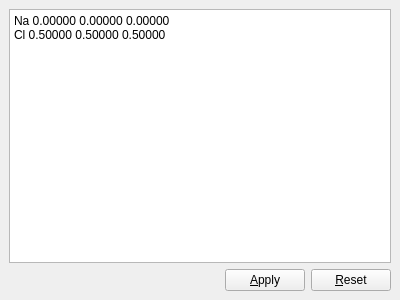
This is libavogadro/src/extensions/crystallography/ui/cecoordinateeditor.ui in cryos/avogadro as Qt 5 draws it before an edit. The edited form follows.
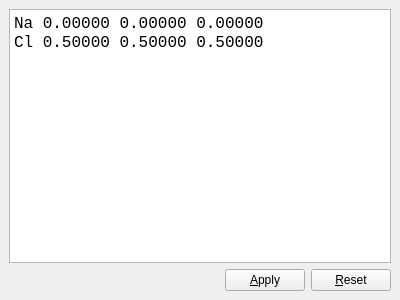
This is the edited form.

Commit message:
Adjust the font and font size on Mac and Windows.
Previous font wasn't monospaced and very unreadable.
Now uses Courier on Mac/Win and Monospace (which is an alias) on Linux.

```diff
--- a/libavogadro/src/extensions/crystallography/ui/cecoordinateeditor.ui
+++ b/libavogadro/src/extensions/crystallography/ui/cecoordinateeditor.ui
@@ -35,6 +35,11 @@
         <height>60</height>
        </size>
       </property>
+      <property name="font">
+       <font>
+        <family>Monospace</family>
+       </font>
+      </property>
       <property name="tabChangesFocus">
        <bool>true</bool>
       </property>
@@ -42,10 +47,9 @@
        <string>&lt;!DOCTYPE HTML PUBLIC &quot;-//W3C//DTD HTML 4.0//EN&quot; &quot;http://www.w3.org/TR/REC-html40/strict.dtd&quot;&gt;
 &lt;html&gt;&lt;head&gt;&lt;meta name=&quot;qrichtext&quot; content=&quot;1&quot; /&gt;&lt;style type=&quot;text/css&quot;&gt;
 p, li { white-space: pre-wrap; }
-&lt;/style&gt;&lt;/head&gt;&lt;body style=&quot; font-family:'Sans Serif'; font-size:9pt; font-weight:400; font-style:normal;&quot;&gt;
-&lt;p style=&quot; margin-top:0px; margin-bottom:0px; margin-left:0px; margin-right:0px; -qt-block-indent:0; text-indent:0px;&quot;&gt;Na 0.00000 0.00000 0.00000&lt;/p&gt;
-&lt;p style=&quot; margin-top:0px; margin-bottom:0px; margin-left:0px; margin-right:0px; -qt-block-indent:0; text-indent:0px;&quot;&gt;Cl 0.50000 0.50000 0.50000&lt;/p&gt;
-&lt;p style=&quot;-qt-paragraph-type:empty; margin-top:0px; margin-bottom:0px; margin-left:0px; margin-right:0px; -qt-block-indent:0; text-indent:0px;&quot;&gt;&lt;/p&gt;&lt;/body&gt;&lt;/html&gt;</string>
+&lt;/style&gt;&lt;/head&gt;&lt;body style=&quot; font-family:'Monospace'; font-size:13pt; font-weight:400; font-style:normal;&quot;&gt;
+&lt;p style=&quot; margin-top:0px; margin-bottom:0px; margin-left:0px; margin-right:0px; -qt-block-indent:0; text-indent:0px;&quot;&gt;&lt;span style=&quot; font-size:12pt;&quot;&gt;Na 0.00000 0.00000 0.00000&lt;/span&gt;&lt;/p&gt;
+&lt;p style=&quot; margin-top:0px; margin-bottom:0px; margin-left:0px; margin-right:0px; -qt-block-indent:0; text-indent:0px;&quot;&gt;&lt;span style=&quot; font-size:12pt;&quot;&gt;Cl 0.50000 0.50000 0.50000&lt;/span&gt;&lt;/p&gt;&lt;/body&gt;&lt;/html&gt;</string>
       </property>
      </widget>
     </item>
```
The commit also changes 5 other files.
